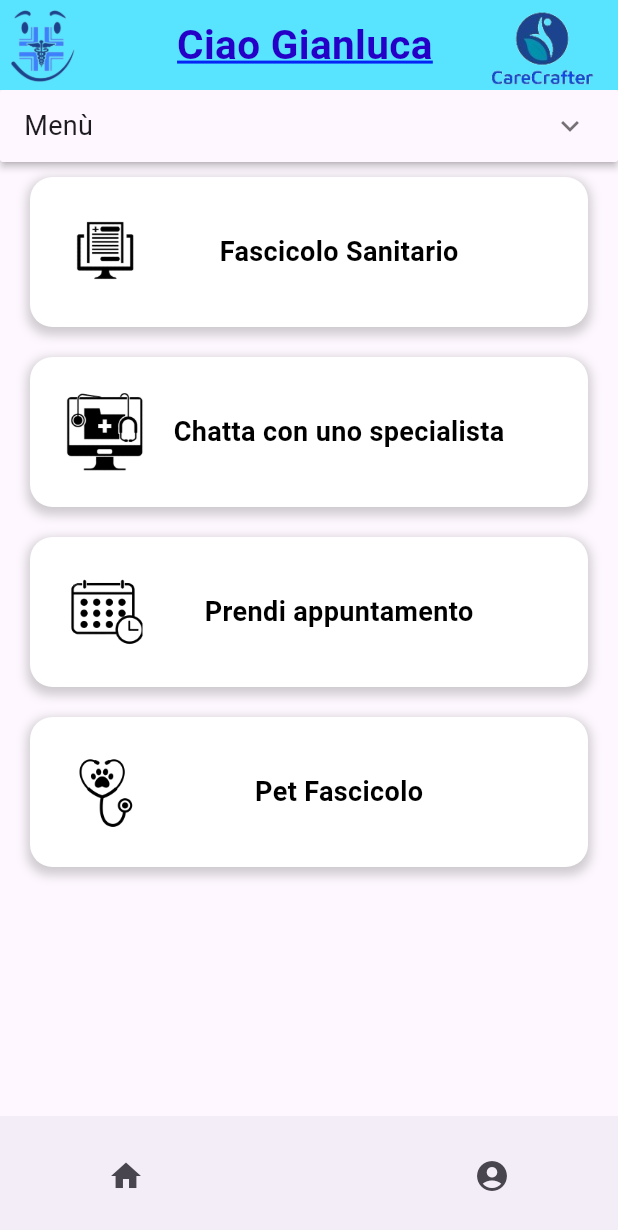
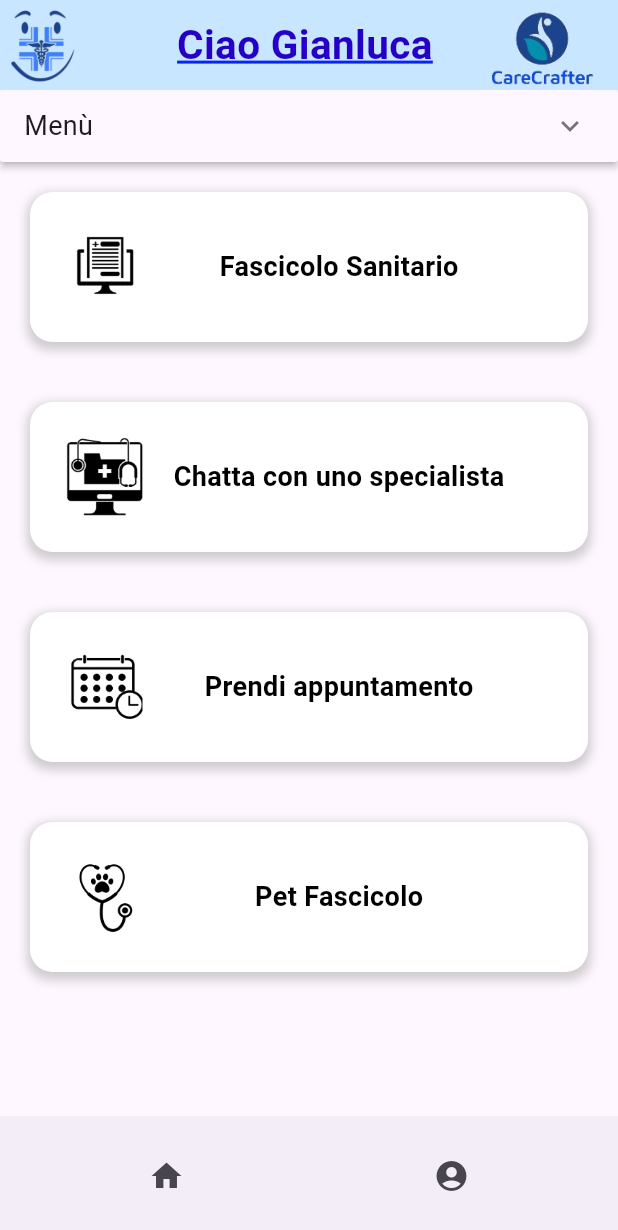
Before and after one commit to Lockyleo1/CareCrafter, a Flutter app: the screen it shows after launch, on a phone screen of 412 x 824 dp. Shown: the top 1230 px of the screen. Run offline on Flutter 3.47's test engine with Material 3 defaults, Android fonts, the light colour scheme and no system bars; our stand-ins replace image_picker, table_calendar; missing offline and left inert: flutter_pdfview, kommunicate_flutter, syncfusion_flutter_pdfviewer.

Commit message:
Aggiornamento Grafica Main

```diff
--- a/care_crafter/lib/main.dart
+++ b/care_crafter/lib/main.dart
@@ -37,7 +37,7 @@ class _HomePageCareCrafterState extends State<HomePageCareCrafter> {
         child: AppBar(
           elevation: 0,
           toolbarHeight: 60,
-          backgroundColor: Color(0xFF58E4FF),
+          backgroundColor: Color.fromRGBO(200, 230, 255, 1),
           leading: Padding(
             padding: EdgeInsets.all(4.0),
             child: Container(
@@ -51,7 +51,9 @@ class _HomePageCareCrafterState extends State<HomePageCareCrafter> {
             ),
           ),
           actions: [
-            Spacer(flex: 5,),
+            Spacer(
+              flex: 5,
+            ),
             Text(
               'Ciao Gianluca',
               style: TextStyle(
@@ -59,9 +61,8 @@ class _HomePageCareCrafterState extends State<HomePageCareCrafter> {
                 fontSize: 27,
                 fontWeight: FontWeight.bold,
                 decoration: TextDecoration.underline,
-                decorationColor:Color.fromARGB(255, 5, 37, 246),
-                decorationThickness:
-                    1.5,
+                decorationColor: Color.fromARGB(255, 5, 37, 246),
+                decorationThickness: 1.5,
               ),
             ),
             Spacer(),
@@ -123,29 +124,77 @@ class _HomePageCareCrafterState extends State<HomePageCareCrafter> {
                 ),
               );
             },
-          body: Column(
+            body: Container(
+          decoration: BoxDecoration(
+            border: Border(bottom: BorderSide(color: Colors.black, width: 1)),
+          ),
+          child: Column(
             children: <Widget>[
-              Row(
-                mainAxisAlignment: MainAxisAlignment.center,
-                children: [
-                  _buildRoundedButton('Vaccini', () {
+              _buildExtendedButton('Vaccini', Icons.vaccines_outlined, () {
                 print('Vaccines Button clicked');
               }),
-                  SizedBox(width: 25),
-                  _buildRoundedButton('Farmaci da ritirare', () {
+              SizedBox(height: 10),
+              _buildExtendedButton('Farmaci da ritirare', Icons.add_shopping_cart, () {
                 print('Medicines Button clicked');
+              }),
+              SizedBox(height: 10),
+              _buildExtendedButton('Trova le farmacie', Icons.medical_services, () {
+                print('Find Pharmacies Button clicked');
               }),
             ],
           ),
-              SizedBox(height: 5),
-              _buildRoundedButton('Trova un Dottore', () {
-                print('SearchDoctor Button clicked');
-              }),
-            ],
         ),
         isExpanded: _isExpanded,
       ),
     ],
+  );
+}
+
+  Widget _buildExtendedButton(
+      String text, IconData iconData, VoidCallback onPressed) {
+    return Container(
+      margin: EdgeInsets.fromLTRB(16.0, 8.0, 16.0, 16.0),
+      decoration: BoxDecoration(
+        borderRadius: BorderRadius.circular(8),
+        border: Border(bottom: BorderSide(color: Colors.blue)),
+        color: Color.fromRGBO(200, 230, 255, 1),
+        boxShadow: [
+          BoxShadow(
+            color: Colors.grey.withOpacity(0.5),
+            spreadRadius: 2,
+            blurRadius: 5,
+            offset: Offset(0, 3),
+          ),
+        ],
+      ),
+      child: Material(
+        color: Colors.transparent,
+        child: InkWell(
+          onTap: onPressed,
+          borderRadius: BorderRadius.circular(8),
+          child: Padding(
+            padding: const EdgeInsets.all(12.0),
+            child: Row(
+              children: [
+                Icon(
+                  iconData,
+                  size: 24,
+                  color: Colors.black,
+                ),
+                SizedBox(width: 10),
+                Text(
+                  text,
+                  style: TextStyle(
+                    color: Colors.black,
+                    fontSize: 18,
+                    fontWeight: FontWeight.bold,
+                  ),
+                ),
+              ],
+            ),
+          ),
+        ),
+      ),
     );
   }
 
@@ -192,7 +241,7 @@ class _HomePageCareCrafterState extends State<HomePageCareCrafter> {
   Widget _buildSquareButton(
       String text, String iconData, VoidCallback onPressed) {
     return Container(
-      margin: EdgeInsets.symmetric(vertical: 10, horizontal: 20),
+      margin: EdgeInsets.symmetric(vertical: 20, horizontal: 20),
       decoration: BoxDecoration(
         borderRadius: BorderRadius.circular(15),
         color: Colors.white,
@@ -246,12 +295,12 @@ class _HomePageCareCrafterState extends State<HomePageCareCrafter> {
       child: ElevatedButton(
         onPressed: onPressed,
         style: ElevatedButton.styleFrom(
-          foregroundColor: Color.fromARGB(255, 5, 37, 246),
+          foregroundColor: Color.fromARGB(255, 37, 41, 255),
           backgroundColor: Colors.white,
           shape: RoundedRectangleBorder(
             borderRadius: BorderRadius.circular(30),
             side: BorderSide(
-              color: Color.fromARGB(255, 5, 37, 246),
+              color: Color.fromARGB(255, 0, 0, 0),
               width: 1,
             ),
           ),
@@ -260,7 +309,7 @@ class _HomePageCareCrafterState extends State<HomePageCareCrafter> {
         child: Text(
           text,
           style: TextStyle(
-            color: Color.fromARGB(255, 5, 37, 246),
+            color: Color.fromARGB(255, 2, 2, 2),
             fontSize: 18,
             fontWeight: FontWeight.bold,
           ),
--- a/care_crafter/lib/widgets/custom_bottom_navigation_bar.dart
+++ b/care_crafter/lib/widgets/custom_bottom_navigation_bar.dart
@@ -18,7 +18,6 @@ class CustomBottomNavigationBar extends StatelessWidget {
               );
             },
           ),
-          SizedBox(width: 20),
           IconButton(
             icon: Icon(Icons.account_circle),
             onPressed: () {
```
Lines whose indentation alone changed are shown as unchanged.
